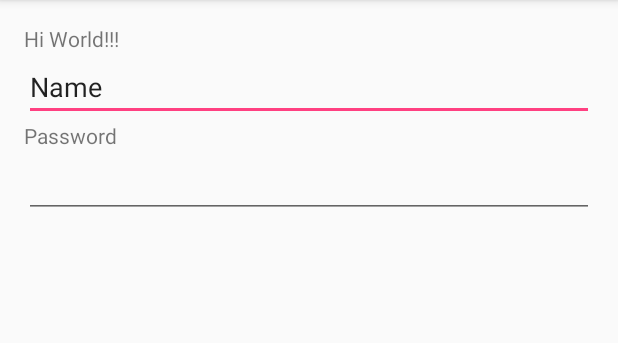
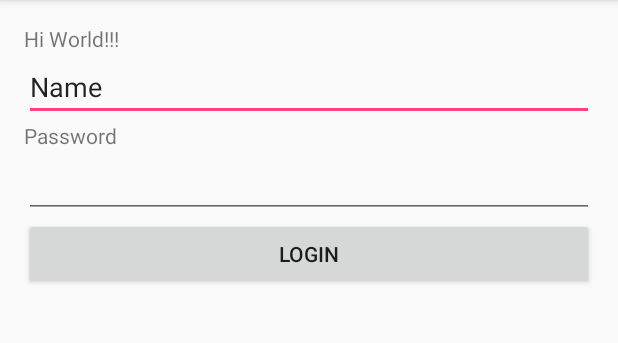
Before and after one commit to fcu-d0223470/Final_Project, an Android app: the screen it shows after launch (MainActivity), on a phone screen of 412 x 824 dp, the part 84-427 px from its top. Run offline under Robolectric (Android 15) with nearby library versions, the phone set to English and light mode, and no system bars.

Commit message:
add button

```diff
--- a/app/src/main/res/layout/activity_main.xml
+++ b/app/src/main/res/layout/activity_main.xml
@@ -45,5 +45,11 @@
             android:ems="10"
             android:id="@+id/editText2" />
 
+        <Button
+            android:text="login"
+            android:layout_width="match_parent"
+            android:layout_height="wrap_content"
+            android:id="@+id/button" />
+
     </LinearLayout>
 </RelativeLayout>
```
